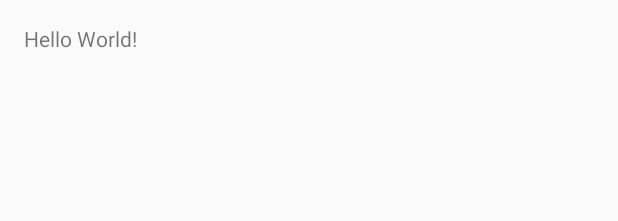
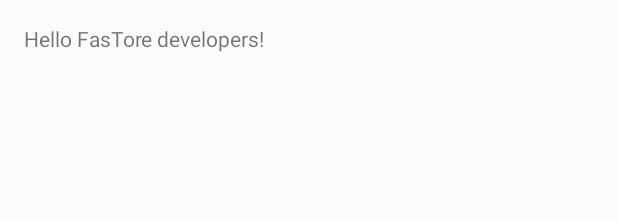
Before and after one commit to zamora95/FasTore-Android-, an Android app: the layout activity_main.xml on its own in the app's theme, with its tools: preview values and no code run, on a phone screen of 412 x 824 dp. Shown: the top 221 px of the screen. Run offline under Robolectric (Android 15) with nearby library versions, the phone set to English and light mode, and no system bars.

Commit message:
Update activity_main.xml

```diff
--- a/app/src/main/res/layout/activity_main.xml
+++ b/app/src/main/res/layout/activity_main.xml
@@ -13,5 +13,5 @@
     <TextView
         android:layout_width="wrap_content"
         android:layout_height="wrap_content"
-        android:text="Hello World!" />
+        android:text="Hello FasTore developers!" />
 </RelativeLayout>
```
